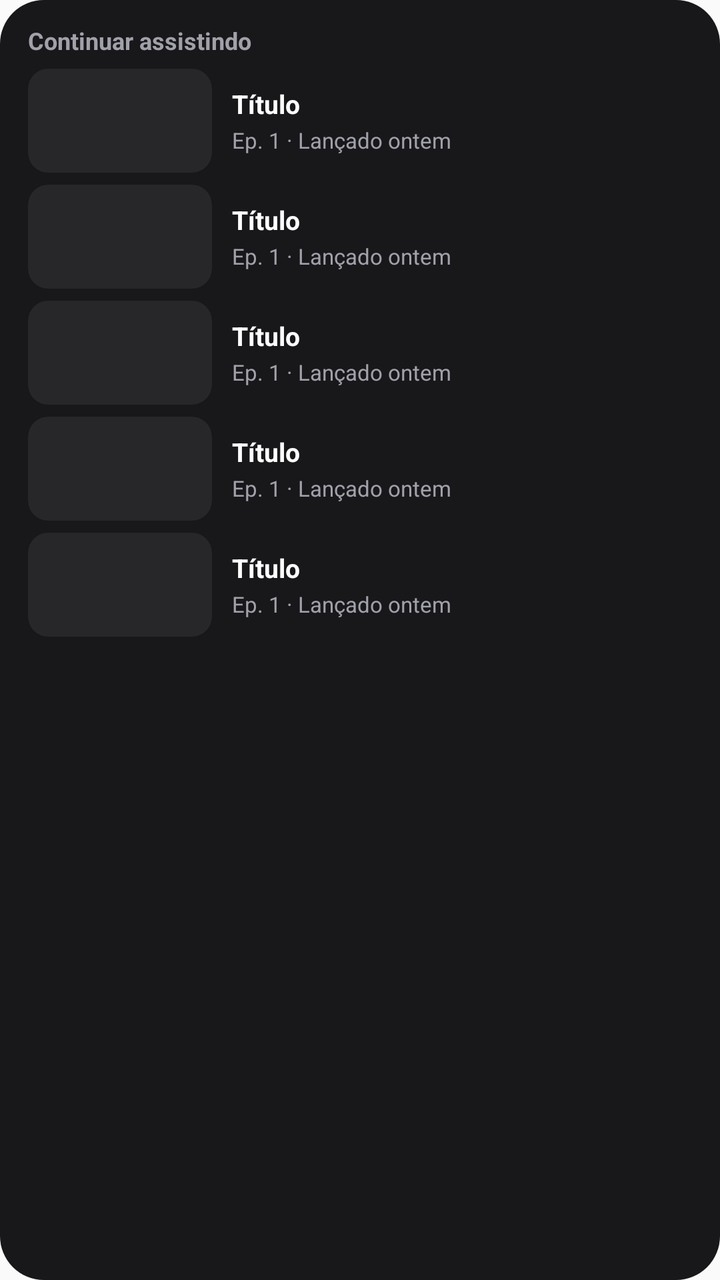
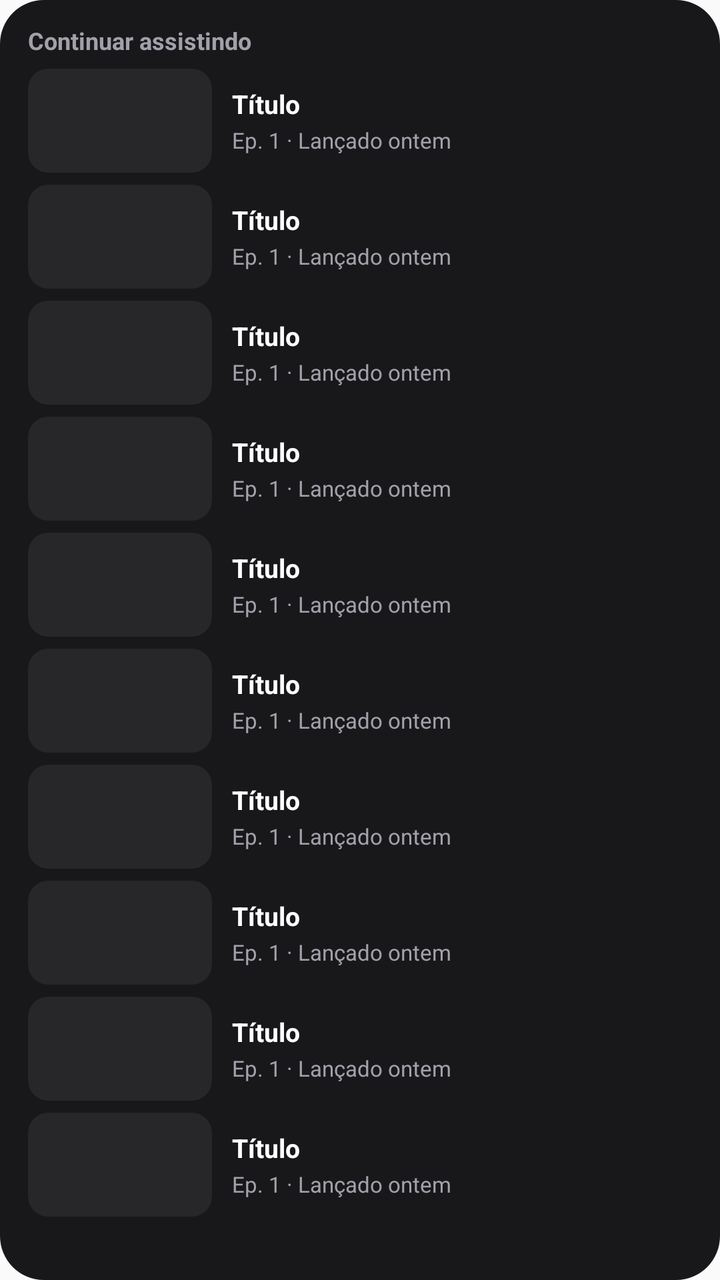

Compare the two renders of this Android layout. The source of the first and the diff that turns it into the second are given below.
<!-- AndroidManifest.xml: application theme AppTheme -->
<!-- res/layout/widget_list.xml -->
<?xml version="1.0" encoding="utf-8"?>
<FrameLayout xmlns:android="http://schemas.android.com/apk/res/android"
    android:id="@android:id/background"
    android:layout_width="match_parent"
    android:layout_height="match_parent"
    android:background="@drawable/widget_bg">

    <LinearLayout
        android:id="@+id/content"
        android:layout_width="match_parent"
        android:layout_height="match_parent"
        android:orientation="vertical"
        android:paddingStart="14dp"
        android:paddingTop="12dp"
        android:paddingEnd="14dp"
        android:paddingBottom="10dp">

        <TextView
            android:layout_width="match_parent"
            android:layout_height="wrap_content"
            android:text="Continuar assistindo"
            android:textColor="#A1A1AA"
            android:textSize="12sp"
            android:textStyle="bold" />

        <LinearLayout
            android:id="@+id/slot0"
            android:layout_width="match_parent"
            android:layout_height="52dp"
            android:layout_marginTop="6dp"
            android:gravity="center_vertical"
            android:orientation="horizontal">

            <FrameLayout
                android:layout_width="92dp"
                android:layout_height="52dp"
                android:background="@drawable/thumb_bg"
                android:clipToOutline="true">

                <ImageView
                    android:id="@+id/slot0_img"
                    android:layout_width="match_parent"
                    android:layout_height="match_parent"
                    android:contentDescription="@null"
                    android:scaleType="centerCrop" />

                <ProgressBar
            android:id="@+id/slot0_progress"
            style="?android:attr/progressBarStyleHorizontal"
            android:layout_width="match_parent"
            android:layout_height="3dp"
            android:layout_gravity="bottom"
            android:minHeight="3dp"
            android:maxHeight="3dp"
            android:indeterminate="false"
            android:max="1000"
            android:progress="500"
            android:progressTint="#F97316"
            android:progressBackgroundTint="#CC3F3F46"
            android:visibility="gone" />
            </FrameLayout>

            <LinearLayout
                android:layout_width="0dp"
                android:layout_height="wrap_content"
                android:layout_marginStart="10dp"
                android:layout_weight="1"
                android:orientation="vertical">

                <TextView
                    android:id="@+id/slot0_title"
                    android:layout_width="match_parent"
                    android:layout_height="wrap_content"
                    android:ellipsize="end"
                    android:maxLines="1"
                    android:text="Título"
                    android:textColor="#FFFFFF"
                    android:textSize="13sp"
                    android:textStyle="bold" />

                <TextView
                    android:id="@+id/slot0_sub"
                    android:layout_width="match_parent"
                    android:layout_height="wrap_content"
                    android:layout_marginTop="2dp"
                    android:ellipsize="end"
                    android:maxLines="1"
                    android:text="Ep. 1 · Lançado ontem"
                    android:textColor="#A1A1AA"
                    android:textSize="11sp" />
            </LinearLayout>
        </LinearLayout>
        <LinearLayout
            android:id="@+id/slot1"
            android:layout_width="match_parent"
            android:layout_height="52dp"
            android:layout_marginTop="6dp"
            android:gravity="center_vertical"
            android:orientation="horizontal">

            <FrameLayout
                android:layout_width="92dp"
                android:layout_height="52dp"
                android:background="@drawable/thumb_bg"
                android:clipToOutline="true">

                <ImageView
                    android:id="@+id/slot1_img"
                    android:layout_width="match_parent"
                    android:layout_height="match_parent"
                    android:contentDescription="@null"
                    android:scaleType="centerCrop" />

                <ProgressBar
            android:id="@+id/slot1_progress"
            style="?android:attr/progressBarStyleHorizontal"
            android:layout_width="match_parent"
            android:layout_height="3dp"
            android:layout_gravity="bottom"
            android:minHeight="3dp"
            android:maxHeight="3dp"
            android:indeterminate="false"
            android:max="1000"
            android:progress="500"
            android:progressTint="#F97316"
            android:progressBackgroundTint="#CC3F3F46"
            android:visibility="gone" />
            </FrameLayout>

            <LinearLayout
                android:layout_width="0dp"
                android:layout_height="wrap_content"
                android:layout_marginStart="10dp"
                android:layout_weight="1"
                android:orientation="vertical">

                <TextView
                    android:id="@+id/slot1_title"
                    android:layout_width="match_parent"
                    android:layout_height="wrap_content"
                    android:ellipsize="end"
                    android:maxLines="1"
                    android:text="Título"
                    android:textColor="#FFFFFF"
                    android:textSize="13sp"
                    android:textStyle="bold" />

                <TextView
                    android:id="@+id/slot1_sub"
                    android:layout_width="match_parent"
                    android:layout_height="wrap_content"
                    android:layout_marginTop="2dp"
                    android:ellipsize="end"
                    android:maxLines="1"
                    android:text="Ep. 1 · Lançado ontem"
                    android:textColor="#A1A1AA"
                    android:textSize="11sp" />
            </LinearLayout>
        </LinearLayout>
        <LinearLayout
            android:id="@+id/slot2"
            android:layout_width="match_parent"
            android:layout_height="52dp"
            android:layout_marginTop="6dp"
            android:gravity="center_vertical"
            android:orientation="horizontal">

            <FrameLayout
                android:layout_width="92dp"
                android:layout_height="52dp"
                android:background="@drawable/thumb_bg"
                android:clipToOutline="true">

                <ImageView
                    android:id="@+id/slot2_img"
                    android:layout_width="match_parent"
                    android:layout_height="match_parent"
                    android:contentDescription="@null"
                    android:scaleType="centerCrop" />

                <ProgressBar
            android:id="@+id/slot2_progress"
            style="?android:attr/progressBarStyleHorizontal"
            android:layout_width="match_parent"
            android:layout_height="3dp"
            android:layout_gravity="bottom"
            android:minHeight="3dp"
            android:maxHeight="3dp"
            android:indeterminate="false"
            android:max="1000"
            android:progress="500"
            android:progressTint="#F97316"
            android:progressBackgroundTint="#CC3F3F46"
            android:visibility="gone" />
            </FrameLayout>

            <LinearLayout
                android:layout_width="0dp"
                android:layout_height="wrap_content"
                android:layout_marginStart="10dp"
                android:layout_weight="1"
                android:orientation="vertical">

                <TextView
                    android:id="@+id/slot2_title"
                    android:layout_width="match_parent"
                    android:layout_height="wrap_content"
                    android:ellipsize="end"
                    android:maxLines="1"
                    android:text="Título"
                    android:textColor="#FFFFFF"
                    android:textSize="13sp"
                    android:textStyle="bold" />

                <TextView
                    android:id="@+id/slot2_sub"
                    android:layout_width="match_parent"
                    android:layout_height="wrap_content"
                    android:layout_marginTop="2dp"
                    android:ellipsize="end"
                    android:maxLines="1"
                    android:text="Ep. 1 · Lançado ontem"
                    android:textColor="#A1A1AA"
                    android:textSize="11sp" />
            </LinearLayout>
        </LinearLayout>
        <LinearLayout
            android:id="@+id/slot3"
            android:layout_width="match_parent"
            android:layout_height="52dp"
            android:layout_marginTop="6dp"
            android:gravity="center_vertical"
            android:orientation="horizontal">

            <FrameLayout
                android:layout_width="92dp"
                android:layout_height="52dp"
                android:background="@drawable/thumb_bg"
                android:clipToOutline="true">

                <ImageView
                    android:id="@+id/slot3_img"
                    android:layout_width="match_parent"
                    android:layout_height="match_parent"
                    android:contentDescription="@null"
                    android:scaleType="centerCrop" />

                <ProgressBar
            android:id="@+id/slot3_progress"
            style="?android:attr/progressBarStyleHorizontal"
            android:layout_width="match_parent"
            android:layout_height="3dp"
            android:layout_gravity="bottom"
            android:minHeight="3dp"
            android:maxHeight="3dp"
            android:indeterminate="false"
            android:max="1000"
            android:progress="500"
            android:progressTint="#F97316"
            android:progressBackgroundTint="#CC3F3F46"
            android:visibility="gone" />
            </FrameLayout>

            <LinearLayout
                android:layout_width="0dp"
                android:layout_height="wrap_content"
                android:layout_marginStart="10dp"
                android:layout_weight="1"
                android:orientation="vertical">

                <TextView
                    android:id="@+id/slot3_title"
                    android:layout_width="match_parent"
                    android:layout_height="wrap_content"
                    android:ellipsize="end"
                    android:maxLines="1"
                    android:text="Título"
                    android:textColor="#FFFFFF"
                    android:textSize="13sp"
                    android:textStyle="bold" />

                <TextView
                    android:id="@+id/slot3_sub"
                    android:layout_width="match_parent"
                    android:layout_height="wrap_content"
                    android:layout_marginTop="2dp"
                    android:ellipsize="end"
                    android:maxLines="1"
                    android:text="Ep. 1 · Lançado ontem"
                    android:textColor="#A1A1AA"
                    android:textSize="11sp" />
            </LinearLayout>
        </LinearLayout>
        <LinearLayout
            android:id="@+id/slot4"
            android:layout_width="match_parent"
            android:layout_height="52dp"
            android:layout_marginTop="6dp"
            android:gravity="center_vertical"
            android:orientation="horizontal">

            <FrameLayout
                android:layout_width="92dp"
                android:layout_height="52dp"
                android:background="@drawable/thumb_bg"
                android:clipToOutline="true">

                <ImageView
                    android:id="@+id/slot4_img"
                    android:layout_width="match_parent"
                    android:layout_height="match_parent"
                    android:contentDescription="@null"
                    android:scaleType="centerCrop" />

                <ProgressBar
            android:id="@+id/slot4_progress"
            style="?android:attr/progressBarStyleHorizontal"
            android:layout_width="match_parent"
            android:layout_height="3dp"
            android:layout_gravity="bottom"
            android:minHeight="3dp"
            android:maxHeight="3dp"
            android:indeterminate="false"
            android:max="1000"
            android:progress="500"
            android:progressTint="#F97316"
            android:progressBackgroundTint="#CC3F3F46"
            android:visibility="gone" />
            </FrameLayout>

            <LinearLayout
                android:layout_width="0dp"
                android:layout_height="wrap_content"
                android:layout_marginStart="10dp"
                android:layout_weight="1"
                android:orientation="vertical">

                <TextView
                    android:id="@+id/slot4_title"
                    android:layout_width="match_parent"
                    android:layout_height="wrap_content"
                    android:ellipsize="end"
                    android:maxLines="1"
                    android:text="Título"
                    android:textColor="#FFFFFF"
                    android:textSize="13sp"
                    android:textStyle="bold" />

                <TextView
                    android:id="@+id/slot4_sub"
                    android:layout_width="match_parent"
                    android:layout_height="wrap_content"
                    android:layout_marginTop="2dp"
                    android:ellipsize="end"
                    android:maxLines="1"
                    android:text="Ep. 1 · Lançado ontem"
                    android:textColor="#A1A1AA"
                    android:textSize="11sp" />
            </LinearLayout>
        </LinearLayout>
    </LinearLayout>

    <TextView
        android:id="@+id/tv_empty"
        android:layout_width="match_parent"
        android:layout_height="match_parent"
        android:gravity="center"
        android:padding="16dp"
        android:text="@string/widget_empty"
        android:textColor="#A1A1AA"
        android:textSize="12sp"
        android:visibility="gone" />
</FrameLayout>
<!-- resources referenced by this layout -->
<resources>
  <!-- drawable thumb_bg (drawable) -->
  <?xml version="1.0" encoding="utf-8"?>
  <shape xmlns:android="http://schemas.android.com/apk/res/android" android:shape="rectangle">
      <solid android:color="#FF27272A" />
      <corners android:radius="10dp" />
  </shape>
  <!-- drawable widget_bg (drawable) -->
  <?xml version="1.0" encoding="utf-8"?>
  <shape xmlns:android="http://schemas.android.com/apk/res/android" android:shape="rectangle">
      <solid android:color="#FF18181B" />
      <corners android:radius="22dp" />
  </shape>
  <string name="widget_empty">Abra o CrunchySync para carregar sua fila</string>
  <style name="AppTheme" parent="Theme.AppCompat.Light.DarkActionBar">
          
          <item name="colorPrimary">@color/colorPrimary</item>
          <item name="colorPrimaryDark">@color/colorPrimaryDark</item>
          <item name="colorAccent">@color/colorAccent</item>
      </style>
</resources>

<!-- the commit's change to res/layout/widget_list.xml (unified diff, before → after) -->
@@ -348,6 +348,341 @@
 
                 <TextView
                     android:id="@+id/slot4_sub"
+                    android:layout_width="match_parent"
+                    android:layout_height="wrap_content"
+                    android:layout_marginTop="2dp"
+                    android:ellipsize="end"
+                    android:maxLines="1"
+                    android:text="Ep. 1 · Lançado ontem"
+                    android:textColor="#A1A1AA"
+                    android:textSize="11sp" />
+            </LinearLayout>
+        </LinearLayout>
+        <LinearLayout
+            android:id="@+id/slot5"
+            android:layout_width="match_parent"
+            android:layout_height="52dp"
+            android:layout_marginTop="6dp"
+            android:gravity="center_vertical"
+            android:orientation="horizontal">
+
+            <FrameLayout
+                android:layout_width="92dp"
+                android:layout_height="52dp"
+                android:background="@drawable/thumb_bg"
+                android:clipToOutline="true">
+
+                <ImageView
+                    android:id="@+id/slot5_img"
+                    android:layout_width="match_parent"
+                    android:layout_height="match_parent"
+                    android:contentDescription="@null"
+                    android:scaleType="centerCrop" />
+
+                <ProgressBar
+            android:id="@+id/slot5_progress"
+            style="?android:attr/progressBarStyleHorizontal"
+            android:layout_width="match_parent"
+            android:layout_height="3dp"
+            android:layout_gravity="bottom"
+            android:minHeight="3dp"
+            android:maxHeight="3dp"
+            android:indeterminate="false"
+            android:max="1000"
+            android:progress="500"
+            android:progressTint="#F97316"
+            android:progressBackgroundTint="#CC3F3F46"
+            android:visibility="gone" />
+            </FrameLayout>
+
+            <LinearLayout
+                android:layout_width="0dp"
+                android:layout_height="wrap_content"
+                android:layout_marginStart="10dp"
+                android:layout_weight="1"
+                android:orientation="vertical">
+
+                <TextView
+                    android:id="@+id/slot5_title"
+                    android:layout_width="match_parent"
+                    android:layout_height="wrap_content"
+                    android:ellipsize="end"
+                    android:maxLines="1"
+                    android:text="Título"
+                    android:textColor="#FFFFFF"
+                    android:textSize="13sp"
+                    android:textStyle="bold" />
+
+                <TextView
+                    android:id="@+id/slot5_sub"
+                    android:layout_width="match_parent"
+                    android:layout_height="wrap_content"
+                    android:layout_marginTop="2dp"
+                    android:ellipsize="end"
+                    android:maxLines="1"
+                    android:text="Ep. 1 · Lançado ontem"
+                    android:textColor="#A1A1AA"
+                    android:textSize="11sp" />
+            </LinearLayout>
+        </LinearLayout>
+        <LinearLayout
+            android:id="@+id/slot6"
+            android:layout_width="match_parent"
+            android:layout_height="52dp"
+            android:layout_marginTop="6dp"
+            android:gravity="center_vertical"
+            android:orientation="horizontal">
+
+            <FrameLayout
+                android:layout_width="92dp"
+                android:layout_height="52dp"
+                android:background="@drawable/thumb_bg"
+                android:clipToOutline="true">
+
+                <ImageView
+                    android:id="@+id/slot6_img"
+                    android:layout_width="match_parent"
+                    android:layout_height="match_parent"
+                    android:contentDescription="@null"
+                    android:scaleType="centerCrop" />
+
+                <ProgressBar
+            android:id="@+id/slot6_progress"
+            style="?android:attr/progressBarStyleHorizontal"
+            android:layout_width="match_parent"
+            android:layout_height="3dp"
+            android:layout_gravity="bottom"
+            android:minHeight="3dp"
+            android:maxHeight="3dp"
+            android:indeterminate="false"
+            android:max="1000"
+            android:progress="500"
+            android:progressTint="#F97316"
+            android:progressBackgroundTint="#CC3F3F46"
+            android:visibility="gone" />
+            </FrameLayout>
+
+            <LinearLayout
+                android:layout_width="0dp"
+                android:layout_height="wrap_content"
+                android:layout_marginStart="10dp"
+                android:layout_weight="1"
+                android:orientation="vertical">
+
+                <TextView
+                    android:id="@+id/slot6_title"
+                    android:layout_width="match_parent"
+                    android:layout_height="wrap_content"
+                    android:ellipsize="end"
+                    android:maxLines="1"
+                    android:text="Título"
+                    android:textColor="#FFFFFF"
+                    android:textSize="13sp"
+                    android:textStyle="bold" />
+
+                <TextView
+                    android:id="@+id/slot6_sub"
+                    android:layout_width="match_parent"
+                    android:layout_height="wrap_content"
+                    android:layout_marginTop="2dp"
+                    android:ellipsize="end"
+                    android:maxLines="1"
+                    android:text="Ep. 1 · Lançado ontem"
+                    android:textColor="#A1A1AA"
+                    android:textSize="11sp" />
+            </LinearLayout>
+        </LinearLayout>
+        <LinearLayout
+            android:id="@+id/slot7"
+            android:layout_width="match_parent"
+            android:layout_height="52dp"
+            android:layout_marginTop="6dp"
+            android:gravity="center_vertical"
+            android:orientation="horizontal">
+
+            <FrameLayout
+                android:layout_width="92dp"
+                android:layout_height="52dp"
+                android:background="@drawable/thumb_bg"
+                android:clipToOutline="true">
+
+                <ImageView
+                    android:id="@+id/slot7_img"
+                    android:layout_width="match_parent"
+                    android:layout_height="match_parent"
+                    android:contentDescription="@null"
+                    android:scaleType="centerCrop" />
+
+                <ProgressBar
+            android:id="@+id/slot7_progress"
+            style="?android:attr/progressBarStyleHorizontal"
+            android:layout_width="match_parent"
+            android:layout_height="3dp"
+            android:layout_gravity="bottom"
+            android:minHeight="3dp"
+            android:maxHeight="3dp"
+            android:indeterminate="false"
+            android:max="1000"
+            android:progress="500"
+            android:progressTint="#F97316"
+            android:progressBackgroundTint="#CC3F3F46"
+            android:visibility="gone" />
+            </FrameLayout>
+
+            <LinearLayout
+                android:layout_width="0dp"
+                android:layout_height="wrap_content"
+                android:layout_marginStart="10dp"
+                android:layout_weight="1"
+                android:orientation="vertical">
+
+                <TextView
+                    android:id="@+id/slot7_title"
+                    android:layout_width="match_parent"
+                    android:layout_height="wrap_content"
+                    android:ellipsize="end"
+                    android:maxLines="1"
+                    android:text="Título"
+                    android:textColor="#FFFFFF"
+                    android:textSize="13sp"
+                    android:textStyle="bold" />
+
+                <TextView
+                    android:id="@+id/slot7_sub"
+                    android:layout_width="match_parent"
+                    android:layout_height="wrap_content"
+                    android:layout_marginTop="2dp"
+                    android:ellipsize="end"
+                    android:maxLines="1"
+                    android:text="Ep. 1 · Lançado ontem"
+                    android:textColor="#A1A1AA"
+                    android:textSize="11sp" />
+            </LinearLayout>
+        </LinearLayout>
+        <LinearLayout
+            android:id="@+id/slot8"
+            android:layout_width="match_parent"
+            android:layout_height="52dp"
+            android:layout_marginTop="6dp"
+            android:gravity="center_vertical"
+            android:orientation="horizontal">
+
+            <FrameLayout
+                android:layout_width="92dp"
+                android:layout_height="52dp"
+                android:background="@drawable/thumb_bg"
+                android:clipToOutline="true">
+
+                <ImageView
+                    android:id="@+id/slot8_img"
+                    android:layout_width="match_parent"
+                    android:layout_height="match_parent"
+                    android:contentDescription="@null"
+                    android:scaleType="centerCrop" />
+
+                <ProgressBar
+            android:id="@+id/slot8_progress"
+            style="?android:attr/progressBarStyleHorizontal"
+            android:layout_width="match_parent"
+            android:layout_height="3dp"
+            android:layout_gravity="bottom"
+            android:minHeight="3dp"
+            android:maxHeight="3dp"
+            android:indeterminate="false"
+            android:max="1000"
+            android:progress="500"
+            android:progressTint="#F97316"
+            android:progressBackgroundTint="#CC3F3F46"
+            android:visibility="gone" />
+            </FrameLayout>
+
+            <LinearLayout
+                android:layout_width="0dp"
+                android:layout_height="wrap_content"
+                android:layout_marginStart="10dp"
+                android:layout_weight="1"
+                android:orientation="vertical">
+
+                <TextView
+                    android:id="@+id/slot8_title"
+                    android:layout_width="match_parent"
+                    android:layout_height="wrap_content"
+                    android:ellipsize="end"
+                    android:maxLines="1"
+                    android:text="Título"
+                    android:textColor="#FFFFFF"
+                    android:textSize="13sp"
+                    android:textStyle="bold" />
+
+                <TextView
+                    android:id="@+id/slot8_sub"
+                    android:layout_width="match_parent"
+                    android:layout_height="wrap_content"
+                    android:layout_marginTop="2dp"
+                    android:ellipsize="end"
+                    android:maxLines="1"
+                    android:text="Ep. 1 · Lançado ontem"
+                    android:textColor="#A1A1AA"
+                    android:textSize="11sp" />
+            </LinearLayout>
+        </LinearLayout>
+        <LinearLayout
+            android:id="@+id/slot9"
+            android:layout_width="match_parent"
+            android:layout_height="52dp"
+            android:layout_marginTop="6dp"
+            android:gravity="center_vertical"
+            android:orientation="horizontal">
+
+            <FrameLayout
+                android:layout_width="92dp"
+                android:layout_height="52dp"
+                android:background="@drawable/thumb_bg"
+                android:clipToOutline="true">
+
+                <ImageView
+                    android:id="@+id/slot9_img"
+                    android:layout_width="match_parent"
+                    android:layout_height="match_parent"
+                    android:contentDescription="@null"
+                    android:scaleType="centerCrop" />
+
+                <ProgressBar
+            android:id="@+id/slot9_progress"
+            style="?android:attr/progressBarStyleHorizontal"
+            android:layout_width="match_parent"
+            android:layout_height="3dp"
+            android:layout_gravity="bottom"
+            android:minHeight="3dp"
+            android:maxHeight="3dp"
+            android:indeterminate="false"
+            android:max="1000"
+            android:progress="500"
+            android:progressTint="#F97316"
+            android:progressBackgroundTint="#CC3F3F46"
+            android:visibility="gone" />
+            </FrameLayout>
+
+            <LinearLayout
+                android:layout_width="0dp"
+                android:layout_height="wrap_content"
+                android:layout_marginStart="10dp"
+                android:layout_weight="1"
+                android:orientation="vertical">
+
+                <TextView
+                    android:id="@+id/slot9_title"
+                    android:layout_width="match_parent"
+                    android:layout_height="wrap_content"
+                    android:ellipsize="end"
+                    android:maxLines="1"
+                    android:text="Título"
+                    android:textColor="#FFFFFF"
+                    android:textSize="13sp"
+                    android:textStyle="bold" />
+
+                <TextView
+                    android:id="@+id/slot9_sub"
                     android:layout_width="match_parent"
                     android:layout_height="wrap_content"
                     android:layout_marginTop="2dp"
